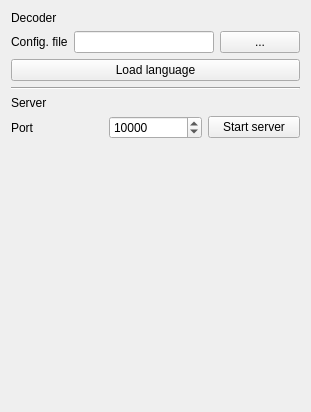
Before: the Qt Designer form SpeechMe/ui/config.ui in emiguelt/SpeechMe, drawn with Qt 5.
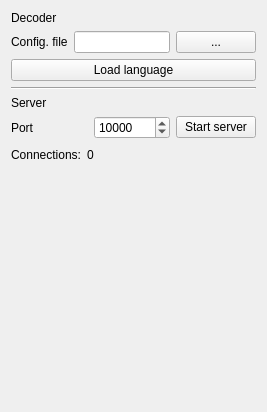
After: the same form once the commit is applied.

Commit message: Show number of external clients connected in the config widget

The edit to the form file:
```diff
--- a/SpeechMe/ui/config.ui
+++ b/SpeechMe/ui/config.ui
@@ -6,7 +6,7 @@
    <rect>
     <x>0</x>
     <y>0</y>
-    <width>311</width>
+    <width>267</width>
     <height>412</height>
    </rect>
   </property>
@@ -101,6 +101,37 @@
      </item>
     </layout>
    </item>
+   <item>
+    <layout class="QHBoxLayout" name="horizontalLayout_3">
+     <item>
+      <widget class="QLabel" name="label_2">
+       <property name="text">
+        <string>Connections:</string>
+       </property>
+      </widget>
+     </item>
+     <item>
+      <widget class="QLabel" name="connections">
+       <property name="text">
+        <string>0</string>
+       </property>
+      </widget>
+     </item>
+     <item>
+      <spacer name="horizontalSpacer">
+       <property name="orientation">
+        <enum>Qt::Horizontal</enum>
+       </property>
+       <property name="sizeHint" stdset="0">
+        <size>
+         <width>40</width>
+         <height>20</height>
+        </size>
+       </property>
+      </spacer>
+     </item>
+    </layout>
+   </item>
    <item>
     <spacer name="verticalSpacer">
      <property name="orientation">
```
The commit also changes 17 other files.
